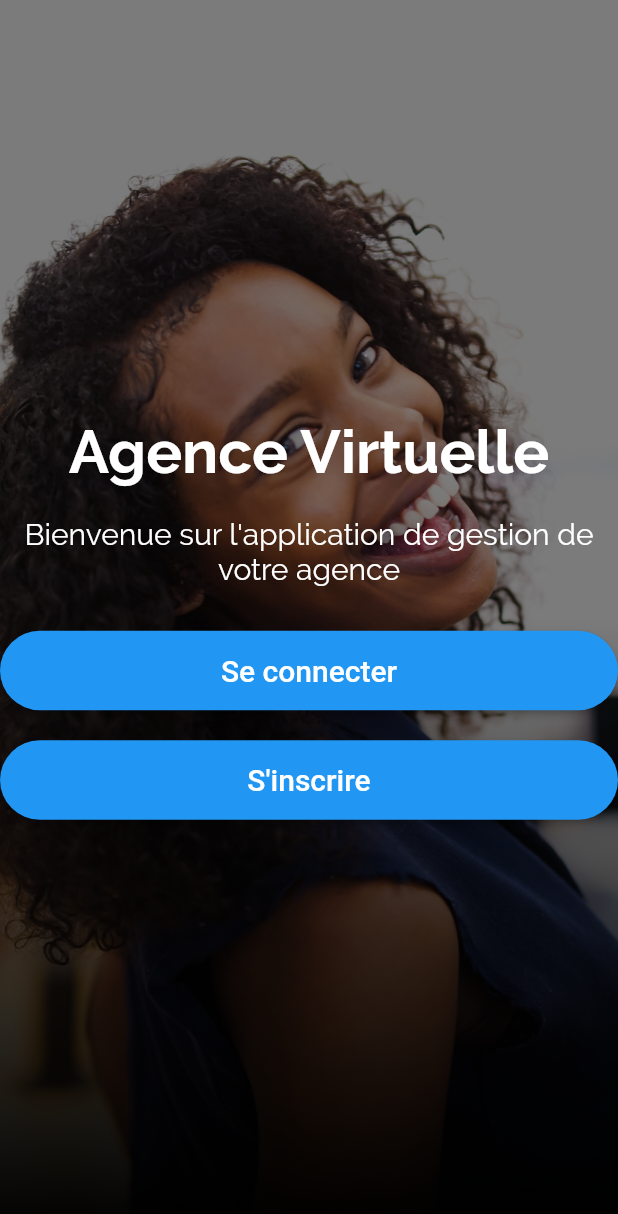
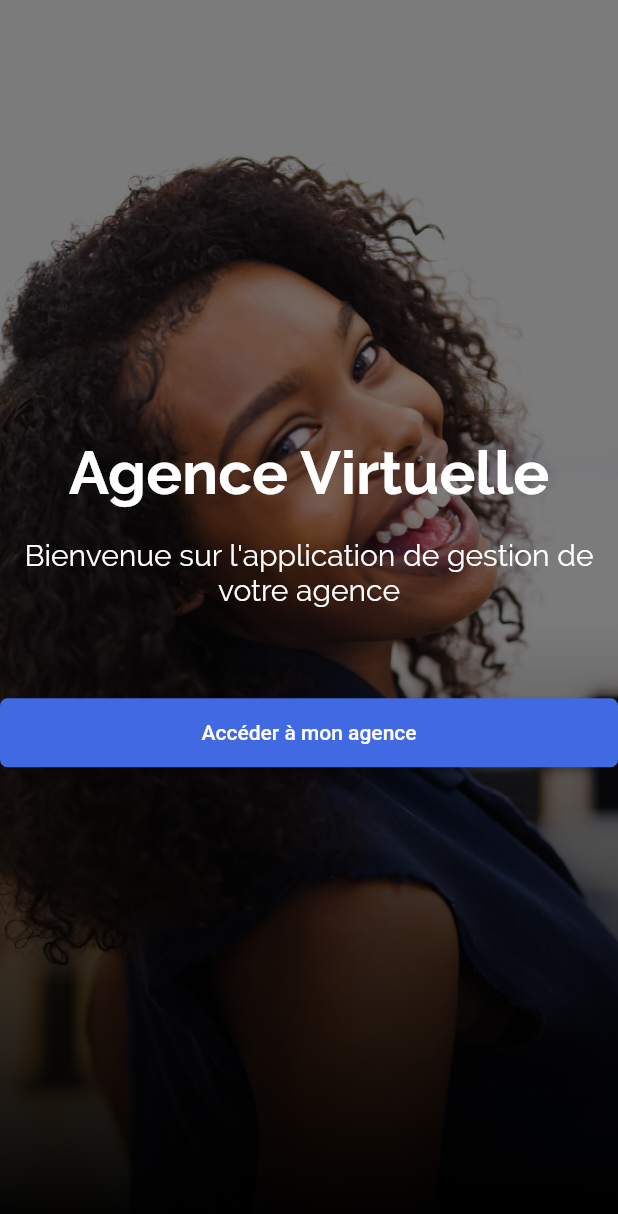
Before and after one commit to vuzzer/agence-virtuelle, a Flutter app: the screen it shows after launch, on a phone screen of 412 x 824 dp. Shown: the top 1214 px of the screen. Run offline on Flutter 3.47's test engine with Material 2 defaults, Android fonts, the phone set to English and light mode, and no system bars; our stand-ins replace animate_do, flutter_native_splash, intl_phone_number_input, responsive_sizer, scrollable_positioned_list, simple_animations; missing offline and left inert: flutter_verification_code.

Commit message:
virtuelle agency

```diff
--- a/lib/main.dart
+++ b/lib/main.dart
@@ -19,6 +19,7 @@ class MyApp extends StatelessWidget {
   Widget build(BuildContext context) {
     return ResponsiveSizer(builder: (context, orientation, screenType) {
       return MaterialApp(
+        debugShowCheckedModeBanner: false,
         title: 'Agence Virtuelle',
         theme: ThemeData(
           primarySwatch: Colors.blue,
--- a/lib/screens/authentification_screen.dart
+++ b/lib/screens/authentification_screen.dart
@@ -1,4 +1,5 @@
 import 'package:agency/widgets/background_image.dart';
+import 'package:agency/widgets/button_custom.dart';
 import 'package:agency/widgets/connection_button.dart';
 import 'package:flutter/material.dart';
 import 'package:flutter_native_splash/flutter_native_splash.dart';
@@ -26,6 +27,7 @@ class _AuthentificationScreen extends State<AuthentificationScreen> {
 
   @override
   Widget build(BuildContext context) {
+    final size = MediaQuery.of(context).size;
     return Stack(
       children: <Widget>[
         const BackgroundImage(),
@@ -57,21 +59,14 @@ class _AuthentificationScreen extends State<AuthentificationScreen> {
                   textAlign: TextAlign.center,
                 ),
                 const SizedBox(
-                  height: 30,
+                  height: 60,
                 ),
-                ConnectionButton(
-                    text: 'Se connecter',
-                    onPressed: () {
+                ButtonCustom(text: 'Accéder à mon agence', color: const Color(0xFF4169E1), onPressed:  () {
                       login(context);
                     }),
                 const SizedBox(
                   height: 20,
                 ),
-                ConnectionButton(
-                    text: 'S\'inscrire',
-                    onPressed: () {
-                      register(context);
-                    }),
               ],
             ),
           ),
--- a/lib/widgets/button_otp.dart
+++ b/lib/widgets/button_custom.dart
@@ -2,12 +2,21 @@ import 'package:agency/screens/start_screen.dart';
 import 'package:agency/screens/verification_screen.dart';
 import 'package:flutter/material.dart';
 
-class ButtonOtp extends StatefulWidget {
+class ButtonCustom extends StatefulWidget {
+  final String text;
+  final Color color;
+  final Function onPressed;
+  const ButtonCustom(
+      {Key? key,
+      required this.text,
+      required this.color,
+      required this.onPressed})
+      : super(key: key);
   @override
-  State<ButtonOtp> createState() => _ButtonOtpState();
+  State<ButtonCustom> createState() => _ButtonCustomState();
 }
 
-class _ButtonOtpState extends State<ButtonOtp> {
+class _ButtonCustomState extends State<ButtonCustom> {
   bool _isLoading = false;
   @override
   Widget build(BuildContext context) {
@@ -22,11 +31,10 @@ class _ButtonOtpState extends State<ButtonOtp> {
           setState(() {
             _isLoading = false;
           });
-          Navigator.push(
-              context, MaterialPageRoute(builder: (context) => StartScreen()));
+          widget.onPressed();
         });
       },
-      color: Colors.black,
+      color: widget.color,
       shape: RoundedRectangleBorder(borderRadius: BorderRadius.circular(5)),
       padding: EdgeInsets.symmetric(vertical: 15, horizontal: 30),
       child: _isLoading
@@ -35,12 +43,12 @@ class _ButtonOtpState extends State<ButtonOtp> {
               height: 20,
               child: CircularProgressIndicator(
                 backgroundColor: Colors.white,
-                color: Colors.black,
+                color: widget.color,
                 strokeWidth: 2,
               ),
             )
           : Text(
-              "Request OTP",
+              widget.text,
               style: TextStyle(color: Colors.white),
             ),
     );
--- a/pubspec.yaml
+++ b/pubspec.yaml
@@ -32,12 +32,12 @@ dependencies:
   responsive_sizer: ^3.0.8
   auto_size_text: ^2.1.0
   flutter_native_splash: ^2.1.1
-  intl_phone_number_input: ^0.7.0+2
   flutter_verification_code: ^1.1.3
   animate_do: ^2.1.0
   font_awesome_flutter: ^10.1.0
-  simple_animations: ^1.3.3
+  simple_animations: ^4.1.0
   scrollable_positioned_list: ^0.3.2
+  intl_phone_number_input: ^0.7.0+2
 
 
 
```
Also changed, not shown: lib/animation/FadeAnimation.dart (+21 -6 lines), lib/screens/login_screen.dart (+28 -12 lines), lib/screens/verification_screen.dart (+7 -8 lines), assets/images/one.png (added), assets/images/three.png (added), assets/images/two.png (added), pubspec.lock.
